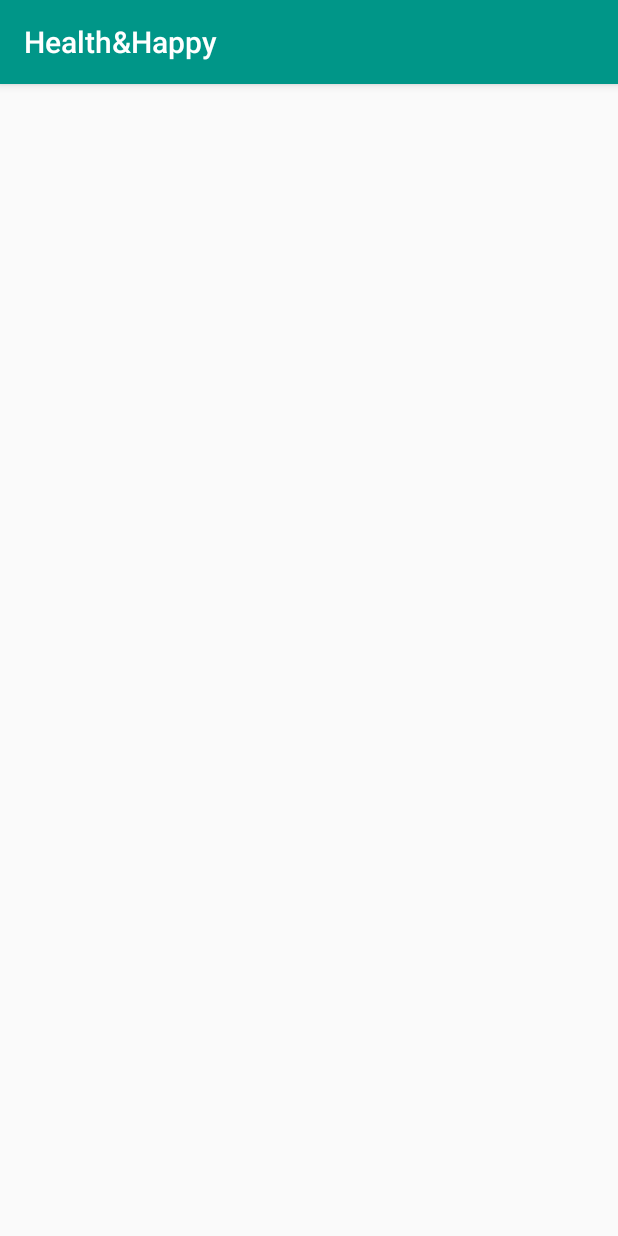
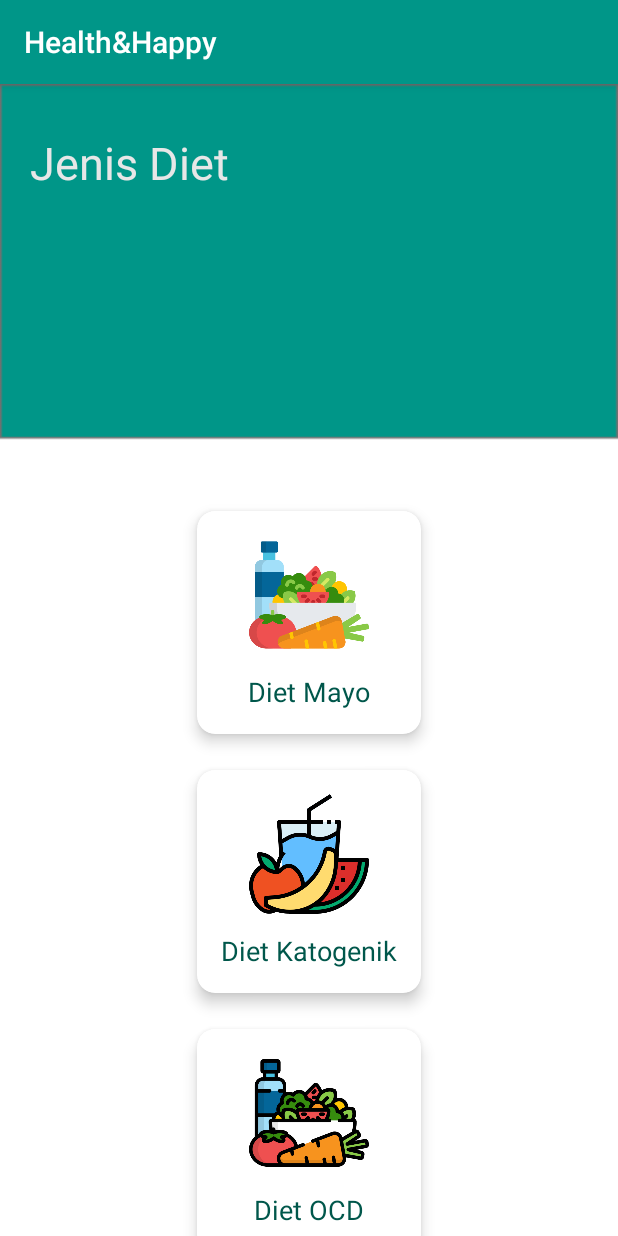
Before and after one commit to ernynursetyawati/4001-HEALTH-HAPPY, an Android app: the screen it shows after launch (JenisDiet), on a phone screen of 412 x 824 dp. Run offline under Robolectric (Android 15) with nearby library versions, the phone set to English and light mode, and no system bars; Roboto replaces fonts that are not available here.

Commit message:
'jenisdiet'

```diff
--- a/app/build.gradle
+++ b/app/build.gradle
@@ -5,7 +5,7 @@ android {
     compileSdkVersion 28
     defaultConfig {
         applicationId "com.example.healthhappy"
-        minSdkVersion 15
+        minSdkVersion 21
         targetSdkVersion 28
         versionCode 1
         versionName "1.0"
--- a/app/src/main/res/layout/activity_jenis_diet.xml
+++ b/app/src/main/res/layout/activity_jenis_diet.xml
@@ -10,7 +10,7 @@
     <LinearLayout
         android:orientation="vertical"
         android:layout_width="match_parent"
-        android:layout_height="match_parent">
+        android:layout_height="wrap_content">
 
         <RelativeLayout
             android:layout_marginTop="32dp"
@@ -20,29 +20,31 @@
             android:layout_height="wrap_content">
 
             <TextView
+                android:layout_width="wrap_content"
+                android:layout_height="wrap_content"
                 android:text="Jenis Diet"
-                android:textSize="24sp"
                 android:textColor="@color/grey"
-                android:layout_width="wrap_content"
-                android:layout_height="wrap_content" />
+                android:textSize="30sp" />
         </RelativeLayout>
-    </LinearLayout>
+
 
     <GridLayout
-        android:layout_marginTop="250dp"
-        android:layout_width="match_parent"
+        android:layout_gravity="center"
+        android:layout_width="wrap_content"
         android:layout_height="wrap_content"
         android:alignmentMode="alignMargins"
         android:columnCount="1"
+        android:layout_marginTop="200dp"
+        android:layout_marginBottom="100dp"
         android:columnOrderPreserved="false"
         android:rowCount="1">
 
         <android.support.v7.widget.CardView
             android:layout_width="wrap_content"
             android:layout_height="wrap_content"
-            android:layout_rowWeight="2"
+            android:layout_rowWeight="1"
             android:layout_columnWeight="1"
-            android:layout_margin="30dp"
+            android:layout_margin="12dp"
             app:cardCornerRadius="12dp"
             app:cardElevation="6dp">
 
@@ -50,21 +52,32 @@
                 android:layout_width="match_parent"
                 android:layout_height="match_parent"
                 android:gravity="center"
+                android:orientation="vertical"
                 android:padding="16dp">
 
                 <ImageView
                     android:layout_width="80dp"
                     android:layout_height="80dp"
                     android:src="@drawable/mayo" />
+
+                <TextView
+                    android:layout_marginTop="12dp"
+                    android:layout_width="wrap_content"
+                    android:layout_height="wrap_content"
+                    android:text="@string/diet_mayo"
+                    android:textSize="18sp"
+                    android:textColor="@color/colorPrimaryDark"/>
+
             </LinearLayout>
 
         </android.support.v7.widget.CardView>
+
         <android.support.v7.widget.CardView
             android:layout_width="wrap_content"
             android:layout_height="wrap_content"
-            android:layout_rowWeight="2"
+            android:layout_rowWeight="1"
             android:layout_columnWeight="1"
-            android:layout_margin="30dp"
+            android:layout_margin="12dp"
             app:cardCornerRadius="12dp"
             app:cardElevation="6dp">
 
@@ -72,12 +85,23 @@
                 android:layout_width="match_parent"
                 android:layout_height="match_parent"
                 android:gravity="center"
+                android:orientation="vertical"
                 android:padding="16dp">
 
                 <ImageView
                     android:layout_width="80dp"
                     android:layout_height="80dp"
-                    android:src="@drawable/mayo" />
+                    android:src="@drawable/kato" />
+
+
+                <TextView
+                    android:layout_marginTop="12dp"
+                    android:layout_width="wrap_content"
+                    android:layout_height="wrap_content"
+                    android:text="@string/diet_katogenik"
+                    android:textSize="18sp"
+                    android:textColor="@color/colorPrimaryDark"/>
+
             </LinearLayout>
 
         </android.support.v7.widget.CardView>
@@ -85,9 +109,9 @@
         <android.support.v7.widget.CardView
             android:layout_width="wrap_content"
             android:layout_height="wrap_content"
-            android:layout_rowWeight="2"
+            android:layout_rowWeight="1"
             android:layout_columnWeight="1"
-            android:layout_margin="30dp"
+            android:layout_margin="12dp"
             app:cardCornerRadius="12dp"
             app:cardElevation="6dp">
 
@@ -95,18 +119,30 @@
                 android:layout_width="match_parent"
                 android:layout_height="match_parent"
                 android:gravity="center"
+                android:orientation="vertical"
                 android:padding="16dp">
 
                 <ImageView
                     android:layout_width="80dp"
                     android:layout_height="80dp"
-                    android:src="@drawable/mayo" />
+                    android:src="@drawable/ocd" />
+
+
+                <TextView
+                    android:layout_marginTop="12dp"
+                    android:layout_width="wrap_content"
+                    android:layout_height="wrap_content"
+                    android:text="@string/diet_ocd"
+                    android:textSize="18sp"
+                    android:textColor="@color/colorPrimaryDark"/>
+
             </LinearLayout>
 
         </android.support.v7.widget.CardView>
 
+
     </GridLayout>
-
+    </LinearLayout>
 
 
 </ScrollView>
--- a/app/src/main/res/values/strings.xml
+++ b/app/src/main/res/values/strings.xml
@@ -6,4 +6,7 @@
     <string name="login">LOGIN</string>
     <string name="logo">logo</string>
     <string name="welcome">welcome</string>
+    <string name="diet_mayo">Diet Mayo</string>
+    <string name="diet_katogenik">Diet Katogenik</string>
+    <string name="diet_ocd">Diet OCD</string>
 </resources>
```
